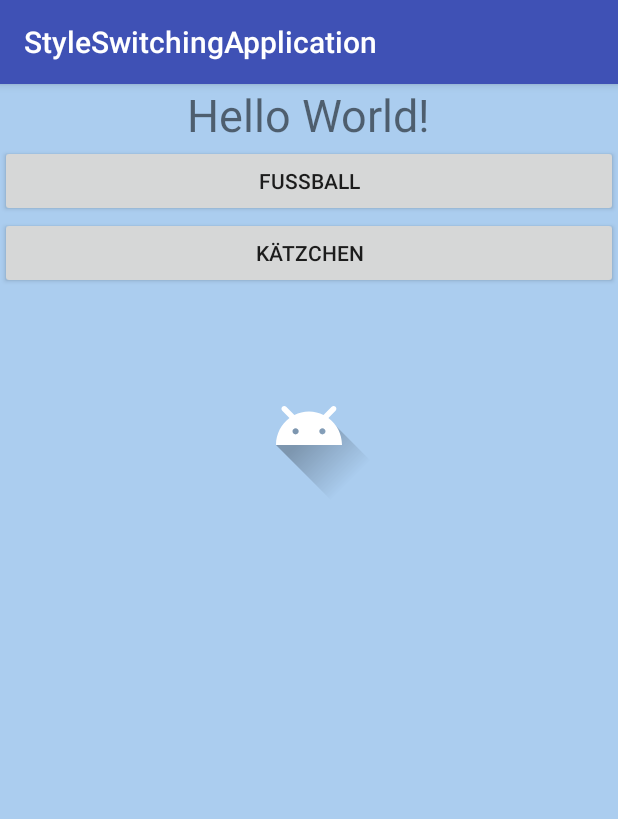
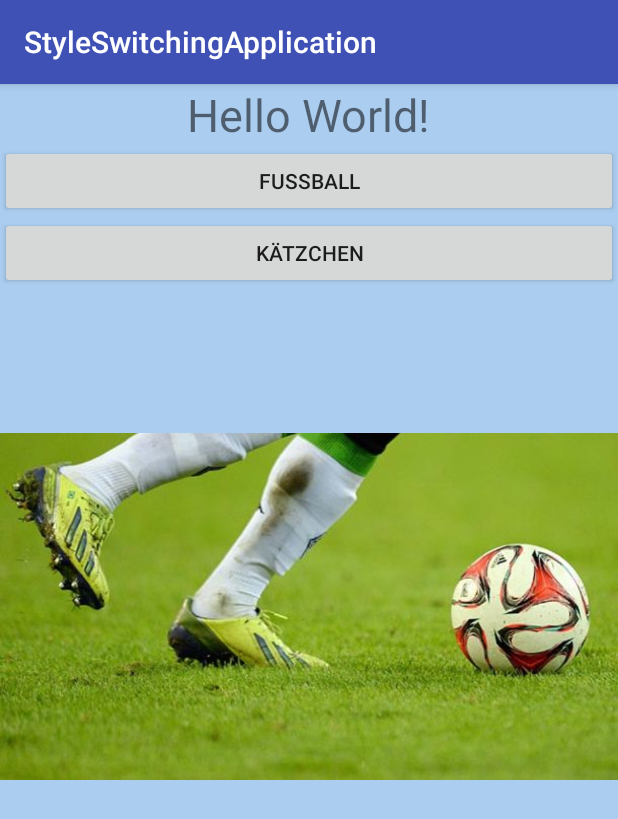
Before and after one commit to drmilde/StyleSwitchingApplication, an Android app: the screen it shows after launch (MainActivity), after a tap on "FUSSBALL", on a phone screen of 412 x 824 dp. Shown: the top 819 px of the screen. Run offline under Robolectric (Android 15) with nearby library versions, the phone set to English and light mode, and no system bars.

Commit message:
Fussballbild hinzugefügt

```diff
--- a/app/src/main/java/com/example/milde/styleswitchingapplication/MainActivity.java
+++ b/app/src/main/java/com/example/milde/styleswitchingapplication/MainActivity.java
@@ -26,7 +26,7 @@ public class MainActivity extends AppCompatActivity {
             public void onClick(View v) {
                 root.setBackgroundColor(Color.parseColor("#abcdef"));
                 ImageView img = (ImageView) findViewById(R.id.imageView);
-                img.setImageResource(R.drawable.ic_launcher_foreground);
+                img.setImageResource(R.drawable.fussball_01);
             }
         });
 
```
Also changed, not shown: app/src/main/res/drawable/fussball_01.jpg (added).
